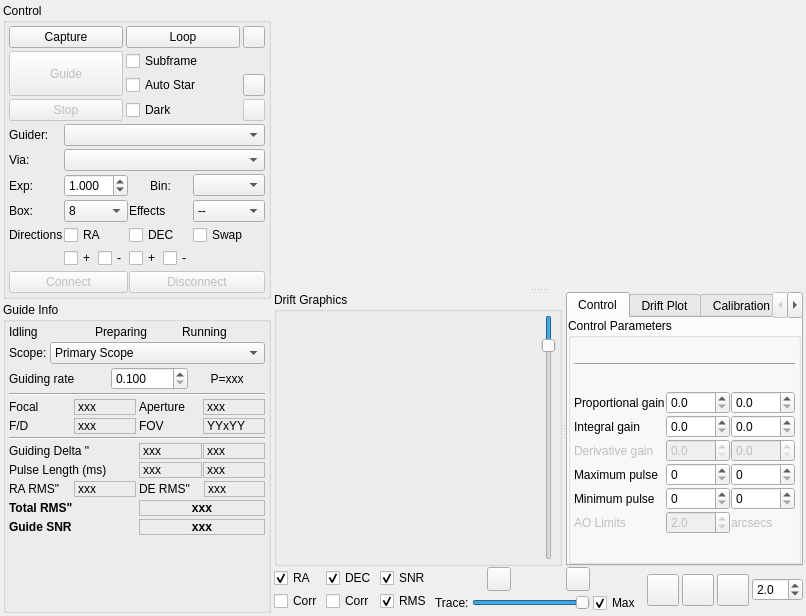
The window that kstars-astropi/kstars/ekos/guide/guide.ui (Andre87osx/AstroPi-system) describes before a commit, drawn with Qt 5.
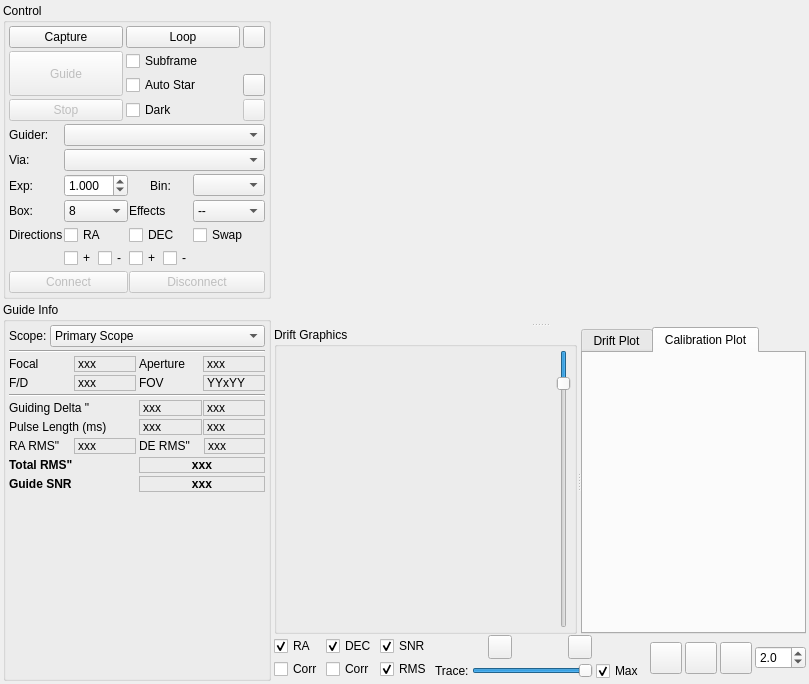
The same window after the commit. The open tabs and pages were chosen to show the change. Icons and pictures are not drawn. Custom widgets are drawn as their Qt base class.

What changed in the file:
```diff
--- a/kstars-astropi/kstars/ekos/guide/guide.ui
+++ b/kstars-astropi/kstars/ekos/guide/guide.ui
@@ -6,8 +6,8 @@
    <rect>
     <x>0</x>
     <y>0</y>
-    <width>806</width>
-    <height>616</height>
+    <width>809</width>
+    <height>684</height>
    </rect>
   </property>
   <layout class="QHBoxLayout" name="horizontalLayout_8" stretch="1,3">
@@ -504,49 +504,6 @@
         <property name="bottomMargin">
          <number>3</number>
         </property>
-        <item>
-         <layout class="QHBoxLayout" name="stateGroupBox">
-          <item>
-           <widget class="QLabel" name="idlingStateLabel">
-            <property name="sizePolicy">
-             <sizepolicy hsizetype="Preferred" vsizetype="Preferred">
-              <horstretch>1</horstretch>
-              <verstretch>0</verstretch>
-             </sizepolicy>
-            </property>
-            <property name="text">
-             <string>Idling</string>
-            </property>
-           </widget>
-          </item>
-          <item>
-           <widget class="QLabel" name="preparingStateLabel">
-            <property name="sizePolicy">
-             <sizepolicy hsizetype="Preferred" vsizetype="Preferred">
-              <horstretch>1</horstretch>
-              <verstretch>0</verstretch>
-             </sizepolicy>
-            </property>
-            <property name="text">
-             <string>Preparing</string>
-            </property>
-           </widget>
-          </item>
-          <item>
-           <widget class="QLabel" name="runningStateLabel">
-            <property name="sizePolicy">
-             <sizepolicy hsizetype="Preferred" vsizetype="Preferred">
-              <horstretch>1</horstretch>
-              <verstretch>0</verstretch>
-             </sizepolicy>
-            </property>
-            <property name="text">
-             <string>Running</string>
-            </property>
-           </widget>
-          </item>
-         </layout>
-        </item>
         <item>
          <layout class="QHBoxLayout" name="horizontalLayout_6">
           <property name="spacing">
@@ -584,87 +541,6 @@
           </item>
          </layout>
         </item>
-        <item>
-         <layout class="QHBoxLayout" name="horizontalLayout_5">
-          <property name="spacing">
-           <number>1</number>
-          </property>
-          <item>
-           <widget class="QLabel" name="l_3">
-            <property name="toolTip">
-             <string/>
-            </property>
-            <property name="text">
-             <string>Guiding rate</string>
-            </property>
-           </widget>
-          </item>
-          <item>
-           <widget class="QPushButton" name="showGuideRateToolTipB">
-            <property name="enabled">
-             <bool>true</bool>
-            </property>
-            <property name="maximumSize">
-             <size>
-              <width>24</width>
-              <height>24</height>
-             </size>
-            </property>
-            <property name="toolTip">
-             <string>Mount guiding rate. Find out the guiding rate used by your mount and update the value here to get the &lt;b&gt;recommended&lt;/b&gt; value of proportional gain suitable for your mount. Setting this value &lt;b&gt;does not&lt;/b&gt; change your mount guiding rate.</string>
-            </property>
-            <property name="text">
-             <string/>
-            </property>
-            <property name="icon">
-             <iconset theme="help-about">
-              <normaloff>.</normaloff>.</iconset>
-            </property>
-            <property name="iconSize">
-             <size>
-              <width>24</width>
-              <height>24</height>
-             </size>
-            </property>
-            <property name="flat">
-             <bool>true</bool>
-            </property>
-           </widget>
-          </item>
-          <item>
-           <widget class="QDoubleSpinBox" name="spinBox_GuideRate">
-            <property name="toolTip">
-             <string>Mount guiding rate (x15&quot;/sec)</string>
-            </property>
-            <property name="decimals">
-             <number>3</number>
-            </property>
-            <property name="minimum">
-             <double>0.100000000000000</double>
-            </property>
-            <property name="maximum">
-             <double>2.000000000000000</double>
-            </property>
-            <property name="singleStep">
-             <double>0.100000000000000</double>
-            </property>
-           </widget>
-          </item>
-          <item>
-           <widget class="QLabel" name="l_RecommendedGain">
-            <property name="toolTip">
-             <string>&lt;b&gt;Recommended&lt;/b&gt; proportional rate given the selected guiding rate.</string>
-            </property>
-            <property name="text">
-             <string notr="true">P=xxx</string>
-            </property>
-            <property name="alignment">
-             <set>Qt::AlignCenter</set>
-            </property>
-           </widget>
-          </item>
-         </layout>
-        </item>
         <item>
          <widget class="Line" name="line_3">
           <property name="orientation">
@@ -1216,252 +1092,6 @@
          <property name="currentIndex">
           <number>1</number>
          </property>
-         <widget class="QWidget" name="tab">
-          <attribute name="title">
-           <string>Control</string>
-          </attribute>
-          <layout class="QVBoxLayout" name="verticalLayout_6">
-           <property name="leftMargin">
-            <number>0</number>
-           </property>
-           <property name="topMargin">
-            <number>0</number>
-           </property>
-           <property name="rightMargin">
-            <number>0</number>
-           </property>
-           <property name="bottomMargin">
-            <number>0</number>
-           </property>
-           <item>
-            <widget class="QGroupBox" name="controlGroup">
-             <property name="title">
-              <string>Control Parameters</string>
-             </property>
-             <layout class="QVBoxLayout" name="verticalLayout_3">
-              <property name="spacing">
-               <number>3</number>
-              </property>
-              <property name="leftMargin">
-               <number>3</number>
-              </property>
-              <property name="topMargin">
-               <number>3</number>
-              </property>
-              <property name="rightMargin">
-               <number>3</number>
-              </property>
-              <property name="bottomMargin">
-               <number>3</number>
-              </property>
-              <item>
-               <widget class="Line" name="line">
-                <property name="orientation">
-                 <enum>Qt::Horizontal</enum>
-                </property>
-               </widget>
-              </item>
-              <item>
-               <layout class="QGridLayout" name="gridLayout_2">
-                <property name="spacing">
-                 <number>1</number>
-                </property>
-                <item row="0" column="0">
-                 <widget class="QLabel" name="l_11">
-                  <property name="toolTip">
-                   <string>&lt;html&gt;&lt;head/&gt;&lt;body&gt;&lt;p&gt;Proportional term accounts for present values of the error. For example, if the error is large and positive, the guider corrective pulse will also be large and positive.&lt;/p&gt;&lt;/body&gt;&lt;/html&gt;</string>
-                  </property>
-                  <property name="text">
-                   <string>Proportional gain</string>
-                  </property>
-                 </widget>
-                </item>
-                <item row="0" column="1">
-                 <widget class="QDoubleSpinBox" name="spinBox_PropGainRA">
-                  <property name="decimals">
-                   <number>1</number>
-                  </property>
-                  <property name="maximum">
-                   <double>1000.000000000000000</double>
-                  </property>
-                 </widget>
-                </item>
-                <item row="0" column="2">
-                 <widget class="QDoubleSpinBox" name="spinBox_PropGainDEC">
-                  <property name="decimals">
-                   <number>1</number>
-                  </property>
-                  <property name="maximum">
-                   <double>1000.000000000000000</double>
-                  </property>
-                 </widget>
-                </item>
-                <item row="1" column="0">
-                 <widget class="QLabel" name="l_12">
-                  <property name="toolTip">
-                   <string>&lt;html&gt;&lt;head/&gt;&lt;body&gt;&lt;p&gt;Integral term accounts for past values of the error. For example, if the current pulse is not sufficiently strong, the integral of the error will accumulate over time, and the guider will respond by applying a stronger action.&lt;/p&gt;&lt;/body&gt;&lt;/html&gt;</string>
-                  </property>
-                  <property name="text">
-                   <string>Integral gain</string>
-                  </property>
-                 </widget>
-                </item>
-                <item row="1" column="1">
-                 <widget class="QDoubleSpinBox" name="spinBox_IntGainRA">
-                  <property name="decimals">
-                   <number>1</number>
-                  </property>
-                  <property name="maximum">
-                   <double>1000.000000000000000</double>
-                  </property>
-                 </widget>
-                </item>
-                <item row="1" column="2">
-                 <widget class="QDoubleSpinBox" name="spinBox_IntGainDEC">
-                  <property name="decimals">
-                   <number>1</number>
-                  </property>
-                  <property name="maximum">
-                   <double>1000.000000000000000</double>
-                  </property>
-                 </widget>
-                </item>
-                <item row="2" column="0">
-                 <widget class="QLabel" name="l_13">
-                  <property name="enabled">
-                   <bool>false</bool>
-                  </property>
-                  <property name="toolTip">
-                   <string>Derivative term accounts for possible future trends of the error, based on its current rate of change.</string>
-                  </property>
-                  <property name="text">
-                   <string>Derivative gain</string>
-                  </property>
-                 </widget>
-                </item>
-                <item row="2" column="1">
-                 <widget class="QDoubleSpinBox" name="spinBox_DerGainRA">
-                  <property name="enabled">
-                   <bool>false</bool>
-                  </property>
-                  <property name="decimals">
-                   <number>1</number>
-                  </property>
-                  <property name="maximum">
-                   <double>1000.000000000000000</double>
-                  </property>
-                 </widget>
-                </item>
-                <item row="2" column="2">
-                 <widget class="QDoubleSpinBox" name="spinBox_DerGainDEC">
-                  <property name="enabled">
-                   <bool>false</bool>
-                  </property>
-                  <property name="decimals">
-                   <number>1</number>
-                  </property>
-                  <property name="maximum">
-                   <double>1000.000000000000000</double>
-                  </property>
-                 </widget>
-                </item>
-                <item row="3" column="0">
-                 <widget class="QLabel" name="l_14">
-                  <property name="toolTip">
-                   <string>&lt;html&gt;&lt;head/&gt;&lt;body&gt;&lt;p&gt;Maximum guide pulse that is generated by the guider and sent to the mount.&lt;/p&gt;&lt;/body&gt;&lt;/html&gt;</string>
-                  </property>
-                  <property name="text">
-                   <string>Maximum pulse</string>
-                  </property>
-                 </widget>
-                </item>
-                <item row="3" column="1">
-                 <widget class="QSpinBox" name="spinBox_MaxPulseRA">
-                  <property name="maximum">
-                   <number>9999</number>
-                  </property>
-                 </widget>
-                </item>
-                <item row="3" column="2">
-                 <widget class="QSpinBox" name="spinBox_MaxPulseDEC">
-                  <property name="maximum">
-                   <number>9999</number>
-                  </property>
-                 </widget>
-                </item>
-                <item row="4" column="0">
-                 <widget class="QLabel" name="l_15">
-                  <property name="toolTip">
-                   <string>&lt;html&gt;&lt;head/&gt;&lt;body&gt;&lt;p&gt;Minimum guide pulse that is sent to the mount. If the generated pulse is less than this value, then no pulse is sent to the mount.&lt;/p&gt;&lt;/body&gt;&lt;/html&gt;</string>
-                  </property>
-                  <property name="text">
-                   <string>Minimum pulse</string>
-                  </property>
-                 </widget>
-                </item>
-                <item row="4" column="1">
-                 <widget class="QSpinBox" name="spinBox_MinPulseRA">
-                  <property name="maximum">
-                   <number>9999</number>
-                  </property>
-                 </widget>
-                </item>
-                <item row="4" column="2">
-                 <widget class="QSpinBox" name="spinBox_MinPulseDEC">
-                  <property name="maximum">
-                   <number>9999</number>
-                  </property>
-                 </widget>
-                </item>
-                <item row="5" column="0">
-                 <widget class="QLabel" name="l_23">
-                  <property name="enabled">
-                   <bool>false</bool>
-                  </property>
-                  <property name="text">
-                   <string>AO Limits</string>
-                  </property>
-                 </widget>
-                </item>
-                <item row="5" column="1">
-                 <widget class="QDoubleSpinBox" name="spinBox_AOLimit">
-                  <property name="enabled">
-                   <bool>false</bool>
-                  </property>
-                  <property name="toolTip">
-                   <string>Maximum deviation to correct for using Adaptive Optics unit. If the guiding deviation exceeds this value, Ekos will guide the mount mechanically</string>
-                  </property>
-                  <property name="decimals">
-                   <number>1</number>
-                  </property>
-                  <property name="maximum">
-                   <double>30.000000000000000</double>
-                  </property>
-                  <property name="singleStep">
-                   <double>0.500000000000000</double>
-                  </property>
-                  <property name="value">
-                   <double>2.000000000000000</double>
-                  </property>
-                 </widget>
-                </item>
-                <item row="5" column="2">
-                 <widget class="QLabel" name="l_24">
-                  <property name="enabled">
-                   <bool>false</bool>
-                  </property>
-                  <property name="text">
-                   <string>arcsecs</string>
-                  </property>
-                 </widget>
-                </item>
-               </layout>
-              </item>
-             </layout>
-            </widget>
-           </item>
-          </layout>
-         </widget>
          <widget class="QWidget" name="tab_2">
           <attribute name="title">
            <string>Drift Plot</string>
@@ -1862,6 +1492,18 @@
   </layout>
  </widget>
  <customwidgets>
+  <customwidget>
+   <class>GuideDriftGraph</class>
+   <extends>QWidget</extends>
+   <header>ekos/guide/guidedriftgraph.h</header>
+   <container>1</container>
+  </customwidget>
+  <customwidget>
+   <class>GuideTargetPlot</class>
+   <extends>QWidget</extends>
+   <header>ekos/guide/guidetargetplot.h</header>
+   <container>1</container>
+  </customwidget>
   <customwidget>
    <class>QCustomPlot</class>
    <extends>QWidget</extends>
```
Left out of the diff: 22 changed lines with no effect on the pictures.
